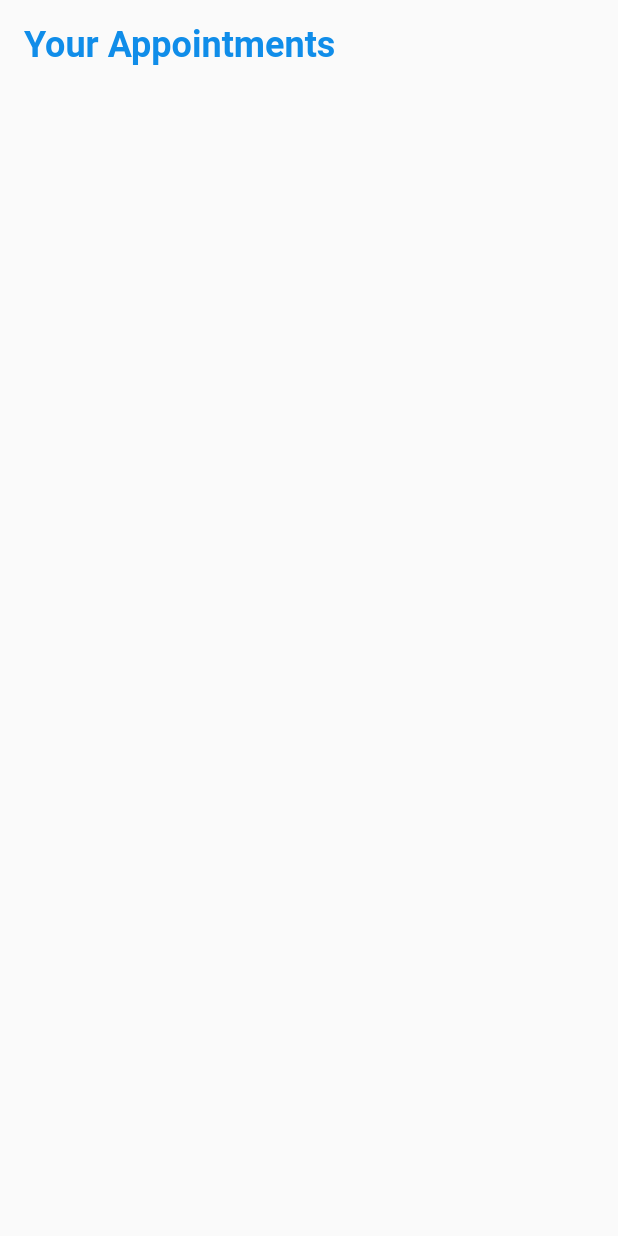
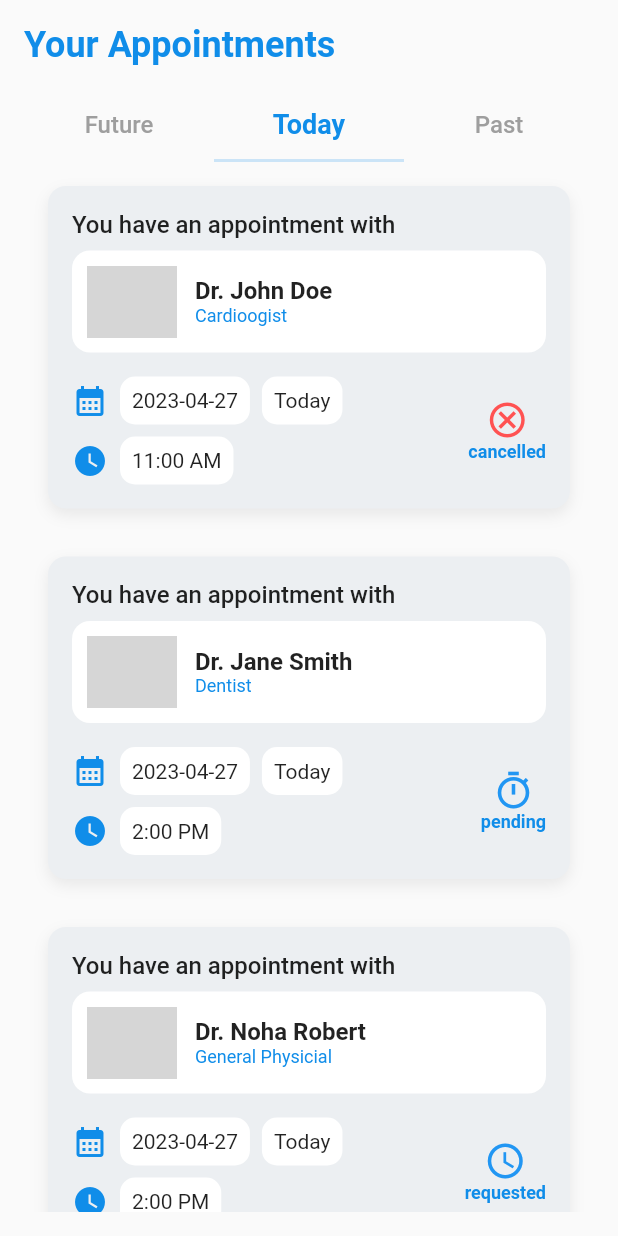
Before and after one commit to sharjeel-193/doc-connect-app, a Flutter app: the PatientAppointmentsScreen screen opened by its route, on a phone screen of 412 x 824 dp. Run offline on Flutter 3.47's test engine with Material 2 defaults, Android fonts, the light colour scheme and no system bars; our stand-ins replace animated_splash_screen, flutter_svg, page_transition; network calls fail; grey boxes are pictures that could not be loaded.

Commit message:
Patient Appointment Screen

```diff
--- /dev/null
+++ b/lib/components/patient_appointment_card.dart
@@ -0,0 +1,191 @@
+import 'package:flutter/material.dart';
+
+class PatientAppointmentCard extends StatelessWidget {
+  final String doctorName;
+  final String doctorPic;
+  final String appointmentDate;
+  final String doctorType;
+  final String appointmentTime;
+  final String appointmentDay;
+  final String appointmentStatus;
+
+  const PatientAppointmentCard(
+      {Key? key,
+      required this.doctorName,
+      required this.doctorPic,
+      required this.doctorType,
+      required this.appointmentDate,
+      required this.appointmentTime,
+      required this.appointmentDay,
+      required this.appointmentStatus})
+      : super(key: key);
+
+  @override
+  Widget build(BuildContext context) {
+    return Container(
+      margin: const EdgeInsets.all(16),
+      padding: const EdgeInsets.all(16),
+      decoration: BoxDecoration(
+        color: Color(0xFFECEFF2),
+        borderRadius: BorderRadius.circular(12),
+        boxShadow: [
+          BoxShadow(
+            color: Colors.grey.withOpacity(0.2),
+            blurRadius: 8,
+            spreadRadius: 0,
+            offset: const Offset(0, 4),
+          ),
+        ],
+      ),
+      child: Column(
+        mainAxisAlignment: MainAxisAlignment.start,
+        crossAxisAlignment: CrossAxisAlignment.start,
+        children: [
+          const Text('You have an appointment with',
+              style: TextStyle(fontSize: 16, fontWeight: FontWeight.w500)),
+          const SizedBox(
+            height: 8,
+          ),
+          Container(
+            padding: const EdgeInsets.all(10),
+            decoration: BoxDecoration(
+              borderRadius: BorderRadius.circular(12),
+              color: Colors.white,
+            ),
+            child: Row(
+              mainAxisAlignment: MainAxisAlignment.start,
+              crossAxisAlignment: CrossAxisAlignment.center,
+              children: [
+                ClipRRect(
+                  borderRadius: BorderRadius.circular(8),
+                  child: Image.network(
+                    doctorPic,
+                    width: 60,
+                    height: 48,
+                    fit: BoxFit.cover,
+                  ),
+                ),
+                const SizedBox(width: 12),
+                Expanded(
+                    child: Container(
+                  child: Column(
+                      mainAxisAlignment: MainAxisAlignment.start,
+                      crossAxisAlignment: CrossAxisAlignment.start,
+                      children: [
+                        Text(
+                          doctorName,
+                          style: const TextStyle(
+                            fontWeight: FontWeight.bold,
+                            fontSize: 16.0,
+                          ),
+                        ),
+                        Text(
+                          doctorType,
+                          style: TextStyle(
+                            color: Theme.of(context).colorScheme.primary,
+                            fontSize: 12.0,
+                          ),
+                        ),
+                      ]),
+                ))
+              ],
+            ),
+          ),
+          const SizedBox(height: 16),
+          Row(
+            crossAxisAlignment: CrossAxisAlignment.center,
+            mainAxisAlignment: MainAxisAlignment.spaceBetween,
+            children: [
+              Column(
+                crossAxisAlignment: CrossAxisAlignment.start,
+                children: [
+                  Row(
+                    // mainAxisAlignment: MainAxisAlignment.center,
+                    crossAxisAlignment: CrossAxisAlignment.center,
+                    children: [
+                      Icon(Icons.calendar_month,
+                          color: Theme.of(context).colorScheme.primary),
+                      Container(
+                        padding: const EdgeInsets.all(8),
+                        margin: const EdgeInsets.only(left: 8),
+                        decoration: BoxDecoration(
+                            color: Colors.white,
+                            borderRadius: BorderRadius.circular(10)),
+                        child: Text(
+                          appointmentDate,
+                          style: TextStyle(fontSize: 14),
+                        ),
+                      ),
+                      Container(
+                        padding: const EdgeInsets.all(8),
+                        margin: const EdgeInsets.only(left: 8),
+                        decoration: BoxDecoration(
+                            color: Colors.white,
+                            borderRadius: BorderRadius.circular(10)),
+                        child: Text(
+                          appointmentDay,
+                          style: TextStyle(fontSize: 14),
+                        ),
+                      )
+                    ],
+                  ),
+                  const SizedBox(height: 8),
+                  Row(
+                    mainAxisAlignment: MainAxisAlignment.start,
+                    crossAxisAlignment: CrossAxisAlignment.center,
+                    children: [
+                      Icon(Icons.watch_later,
+                          color: Theme.of(context).colorScheme.primary),
+                      Container(
+                        padding: const EdgeInsets.all(8),
+                        margin: const EdgeInsets.only(left: 8),
+                        decoration: BoxDecoration(
+                            color: Colors.white,
+                            borderRadius: BorderRadius.circular(10)),
+                        child: Text(
+                          appointmentTime,
+                          style: TextStyle(fontSize: 14),
+                        ),
+                      ),
+                    ],
+                  )
+                ],
+              ),
+              //status icons
+              Column(
+                mainAxisAlignment: MainAxisAlignment.center,
+                children: [
+                  if (appointmentStatus == 'requested')
+                    const Icon(Icons.access_time, color: Colors.blue, size: 28),
+                  if (appointmentStatus == 'pending')
+                    const Icon(Icons.timer_outlined,
+                        color: Colors.blue, size: 28),
+                  if (appointmentStatus == 'cancelled')
+                    const Icon(
+                      Icons.cancel_outlined,
+                      color: Colors.redAccent,
+                      size: 28,
+                    ),
+                  if (appointmentStatus == 'done')
+                    const Icon(
+                      Icons.done_all,
+                      color: Colors.green,
+                    ),
+                  const SizedBox(width: 8),
+                  Text(
+                    appointmentStatus,
+                    style: TextStyle(
+                      color: Theme.of(context).colorScheme.primary,
+                      fontSize: 12.0,
+                      fontWeight: FontWeight.bold,
+                    ),
+                  ),
+                ],
+              )
+            ],
+          )
+        ],
+      ),
+    );
+  }
+}
--- a/lib/main.dart
+++ b/lib/main.dart
@@ -4,7 +4,6 @@ import 'package:doc_connect_app/screens/splash_screen.dart';
 import 'package:doc_connect_app/navigations/patient_navigation.dart';
 import 'package:doc_connect_app/screens/patient_appointments_screen.dart';
 import 'package:doc_connect_app/screens/patient_home_screen.dart';
-import 'package:doc_connect_app/screens/patient_profile_screen.dart';
 import 'package:doc_connect_app/screens/patients_notifications_screen.dart';
 import 'package:flutter/material.dart';
 
--- a/lib/navigations/patient_navigation.dart
+++ b/lib/navigations/patient_navigation.dart
@@ -1,6 +1,5 @@
 import 'package:doc_connect_app/screens/patient_appointments_screen.dart';
 import 'package:doc_connect_app/screens/patient_home_screen.dart';
-import 'package:doc_connect_app/screens/patient_profile_screen.dart';
 import 'package:doc_connect_app/screens/patient_records_screen.dart';
 import 'package:doc_connect_app/screens/patients_notifications_screen.dart';
 import 'package:flutter/material.dart';
@@ -11,11 +10,11 @@ class PatientNavigation extends StatefulWidget {
 }
 
 class _PatientNavigationState extends State<PatientNavigation> {
-  int _currentIndex = 0;
+  int _currentIndex = 1;
 
   final List<Widget> _screens = [
     const PatientHomeScreen(),
-    PatientAppointmentsScreen(),
+    const PatientAppointmentsScreen(),
     PatientNotificationsScreen(),
     PatientRecordsScreen()
   ];
--- a/lib/screens/patient_appointments_screen.dart
+++ b/lib/screens/patient_appointments_screen.dart
@@ -1,19 +1,59 @@
+import 'package:doc_connect_app/components/patient_appointment_card.dart';
 import 'package:flutter/material.dart';
 
 class PatientAppointmentsScreen extends StatefulWidget {
+  const PatientAppointmentsScreen({super.key});
+
   @override
   _PatientAppointmentsScreenState createState() =>
       _PatientAppointmentsScreenState();
 }
 
-class _PatientAppointmentsScreenState extends State<PatientAppointmentsScreen> {
-  List<String> _appointments = [
-    "Appointment 1",
-    "Appointment 2",
-    "Appointment 3",
-    "Appointment 4",
-    "Appointment 5"
+class _PatientAppointmentsScreenState extends State<PatientAppointmentsScreen>
+    with SingleTickerProviderStateMixin {
+  List<Map<String, String>> appointments = [
+    {
+      'doctorName': 'Dr. John Doe',
+      'doctorPic': 'assets/images/doctor-1.jpg',
+      'doctorType': 'Cardioogist',
+      'appointmentDate': '2023-04-27',
+      'appointmentTime': '11:00 AM',
+      'appointmentDay': 'Today',
+      'appointmentStatus': 'cancelled'
+    },
+    {
+      'doctorName': 'Dr. Jane Smith',
+      'doctorPic': 'assets/images/doctor-2.jpg',
+      'doctorType': 'Dentist',
+      'appointmentDate': '2023-04-27',
+      'appointmentTime': '2:00 PM',
+      'appointmentDay': 'Today',
+      'appointmentStatus': 'pending'
+    },
+    {
+      'doctorName': 'Dr. Noha Robert',
+      'doctorPic': 'assets/images/doctor-1.jpg',
+      'doctorType': 'General Physicial',
+      'appointmentDate': '2023-04-27',
+      'appointmentTime': '2:00 PM',
+      'appointmentDay': 'Today',
+      'appointmentStatus': 'requested'
+    },
   ];
+
+  late TabController _tabController;
+
+  @override
+  void initState() {
+    super.initState();
+    _tabController = TabController(length: 3, initialIndex: 1, vsync: this);
+  }
+
+  @override
+  void dispose() {
+    _tabController.dispose();
+    super.dispose();
+  }
 
   @override
   Widget build(BuildContext context) {
@@ -34,21 +74,77 @@ class _PatientAppointmentsScreenState extends State<PatientAppointmentsScreen> {
             softWrap: true,
           ),
           const SizedBox(height: 16),
+          TabBar(
+            controller: _tabController,
+            tabs: const [
+              Tab(text: 'Future'),
+              Tab(text: 'Today'),
+              Tab(text: 'Past'),
+            ],
+            labelColor: Theme.of(context).colorScheme.primary,
+            unselectedLabelColor: Colors.grey,
+            labelStyle: const TextStyle(
+              fontWeight: FontWeight.w700,
+              fontSize: 18.0,
+              color: Colors.black, // set the color of the selected tab text
+            ),
+            unselectedLabelStyle: const TextStyle(
+              fontWeight: FontWeight.w500,
+              fontSize: 16.0,
+              color: Colors.grey, // set the color of the unselected tab text
+            ),
+          ),
+          Expanded(
+            child: TabBarView(
+              controller: _tabController,
+              children: [
+                ListView.builder(
+                  itemCount: appointments.length,
+                  itemBuilder: (BuildContext context, int index) {
+                    final appointment = appointments[index];
+                    return PatientAppointmentCard(
+                        doctorName: appointment['doctorName']!,
+                        doctorPic: appointment['doctorPic']!,
+                        doctorType: appointment['doctorType']!,
+                        appointmentDate: appointment['appointmentDate']!,
+                        appointmentTime: appointment['appointmentTime']!,
+                        appointmentDay: appointment['appointmentDay']!,
+                        appointmentStatus: appointment['appointmentStatus']!);
+                  },
+                ),
+                ListView.builder(
+                  itemCount: appointments.length,
+                  itemBuilder: (BuildContext context, int index) {
+                    final appointment = appointments[index];
+                    return PatientAppointmentCard(
+                        doctorName: appointment['doctorName']!,
+                        doctorPic: appointment['doctorPic']!,
+                        doctorType: appointment['doctorType']!,
+                        appointmentDate: appointment['appointmentDate']!,
+                        appointmentTime: appointment['appointmentTime']!,
+                        appointmentDay: appointment['appointmentDay']!,
+                        appointmentStatus: appointment['appointmentStatus']!);
+                  },
+                ),
+                ListView.builder(
+                  itemCount: appointments.length,
+                  itemBuilder: (BuildContext context, int index) {
+                    final appointment = appointments[index];
+                    return PatientAppointmentCard(
+                        doctorName: appointment['doctorName']!,
+                        doctorPic: appointment['doctorPic']!,
+                        doctorType: appointment['doctorType']!,
+                        appointmentDate: appointment['appointmentDate']!,
+                        appointmentTime: appointment['appointmentTime']!,
+                        appointmentDay: appointment['appointmentDay']!,
+                        appointmentStatus: appointment['appointmentStatus']!);
+                  },
+                ),
+              ],
+            ),
+          )
         ],
       ),
     )));
   }
 }
-
-// ListView.builder(
-//         itemCount: _appointments.length,
-//         itemBuilder: (BuildContext context, int index) {
-//           return ListTile(
-//             title: Text(_appointments[index]),
-//             trailing: Icon(Icons.arrow_forward_ios),
-//             onTap: () {
-//               // Navigate to appointment details screen
-//             },
-//           );
-//         },
-//       ),
--- a/lib/screens/patient_profile_screen.dart
+++ /dev/null
@@ -1,45 +0,0 @@
-import 'package:flutter/material.dart';
-
-class PatientProfileScreen extends StatelessWidget {
-  final String email;
-  final String name;
-
-  const PatientProfileScreen({
-    Key? key,
-    required this.email,
-    required this.name,
-  }) : super(key: key);
-
-  @override
-  Widget build(BuildContext context) {
-    return Scaffold(
-      appBar: AppBar(
-        title: Text('Profile'),
-      ),
-      body: Padding(
-        padding: const EdgeInsets.all(16.0),
-        child: Column(
-          crossAxisAlignment: CrossAxisAlignment.start,
-          children: [
-            Text(
-              'Name: $name',
-              style: TextStyle(fontSize: 20),
-            ),
-            SizedBox(height: 10),
-            Text(
-              'Email: $email',
-              style: TextStyle(fontSize: 20),
-            ),
-            SizedBox(height: 10),
-            ElevatedButton(
-              onPressed: () {
-                // TODO: Implement sign out functionality
-              },
-              child: Text('Sign Out'),
-            ),
-          ],
-        ),
-      ),
-    );
-  }
-}
```
Also changed, not shown: assets/images/doctor-1.jpg (added), assets/images/doctor-2.jpg (added).
